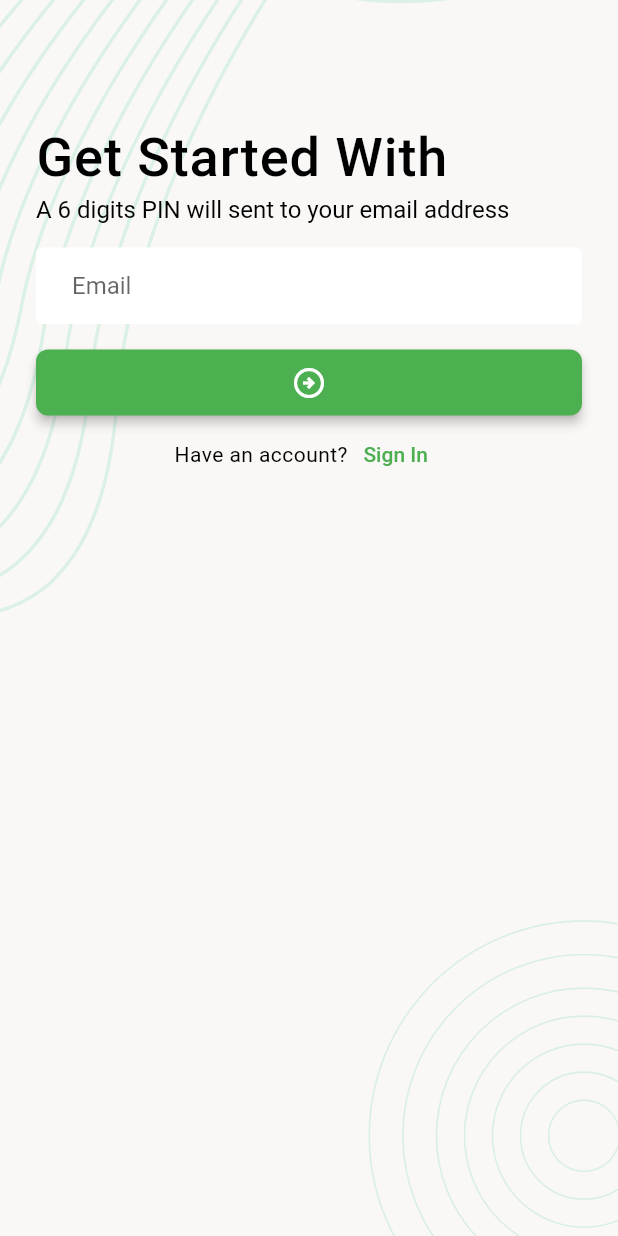
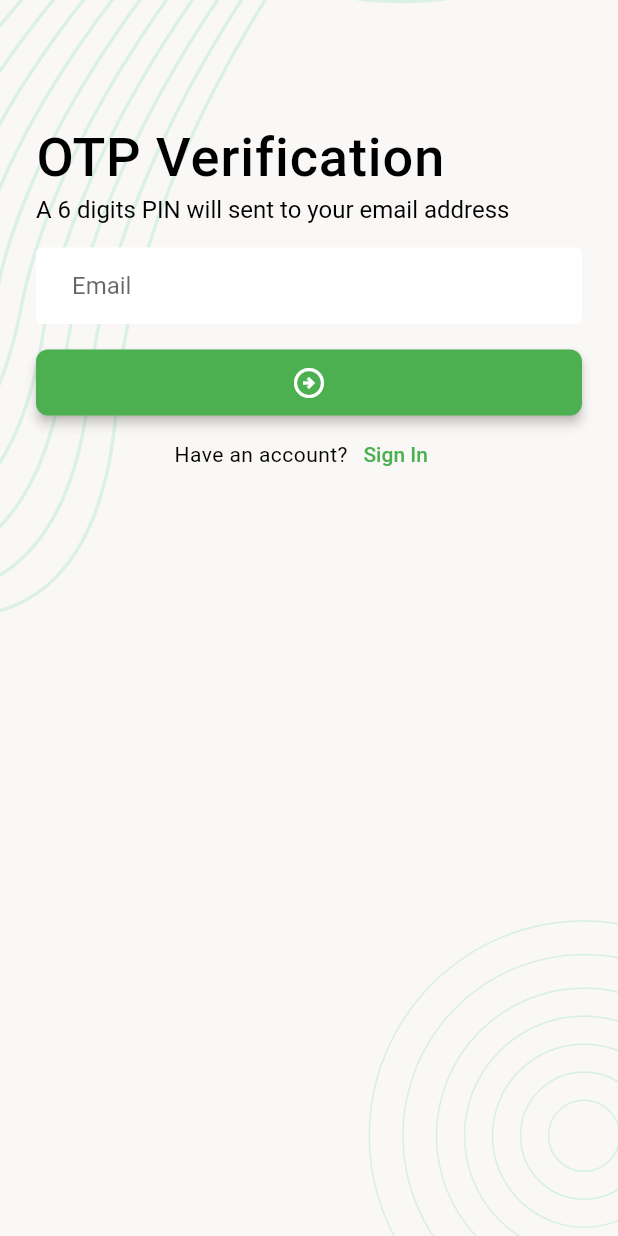
Before and after one commit to musfique113/TaskTracker, a Flutter app: the EmailVerificationScreen screen opened directly, after a tap on the "arrow circle right" icon, on a phone screen of 412 x 824 dp. Run offline on Flutter 3.47's test engine with Material 2 defaults, Android fonts, the phone set to English and light mode, and no system bars; our stand-ins replace flutter_svg.

Commit message:
added OTP verification screen

```diff
--- a/lib/ui/presentation/screens/email_verification_screen.dart
+++ b/lib/ui/presentation/screens/email_verification_screen.dart
@@ -1,4 +1,5 @@
 import 'package:flutter/material.dart';
+import 'package:taskmanager_ostad/ui/presentation/screens/otp_verification_screen.dart';
 import 'package:taskmanager_ostad/ui/presentation/widgets/screen_background.dart';
 
 class EmailVerificationScreen extends StatelessWidget {
@@ -15,7 +16,7 @@ class EmailVerificationScreen extends StatelessWidget {
               crossAxisAlignment: CrossAxisAlignment.start,
               children: [
                 SizedBox(height: 60,),
-                const Text("Get Started With",
+                const Text("Your email address",
                     style: TextStyle(
                         fontWeight: FontWeight.w500,
                         color: Colors.black,
@@ -50,7 +51,9 @@ class EmailVerificationScreen extends StatelessWidget {
                 SizedBox(
                   width: double.infinity,
                   child: ElevatedButton(
-                      onPressed: () {},
+                      onPressed: () {
+                        Navigator.push(context, MaterialPageRoute(builder: (context)=> OtpVerificationScreen()));
+                      },
                       child: const Icon(Icons.arrow_circle_right_outlined)),
                 ),
                 Row(
--- a/lib/ui/presentation/screens/otp_verification_screen.dart
+++ b/lib/ui/presentation/screens/otp_verification_screen.dart
@@ -0,0 +1,79 @@
+import 'package:flutter/material.dart';
+import 'package:taskmanager_ostad/ui/presentation/widgets/screen_background.dart';
+
+class OtpVerificationScreen extends StatelessWidget {
+  const OtpVerificationScreen({super.key});
+
+  @override
+  Widget build(BuildContext context) {
+    return Scaffold(
+      body: ScreenBackground(
+        child: SingleChildScrollView(
+          child: Padding(
+            padding: const EdgeInsets.all(24.0),
+            child: Column(
+              crossAxisAlignment: CrossAxisAlignment.start,
+              children: [
+                SizedBox(height: 60,),
+                const Text("OTP Verification",
+                    style: TextStyle(
+                        fontWeight: FontWeight.w500,
+                        color: Colors.black,
+                        fontSize: 36,
+                        letterSpacing: 0.6)),
+                SizedBox(
+                  height: 4,
+                ),
+                const Text(
+                  "A 6 digits PIN will sent to your email address",
+                  style: TextStyle(
+                    fontWeight: FontWeight.normal,
+                    color: Colors.black,
+                    fontSize: 16,
+                  ),
+                ),
+                SizedBox(
+                  height: 10,
+                ),
+                SizedBox(
+                  height: 6,
+                ),
+                const TextField(
+                  keyboardType: TextInputType.emailAddress,
+                  decoration: InputDecoration(
+                    hintText: "Email",
+                  ),
+                ),
+                SizedBox(
+                  height: 15,
+                ),
+                SizedBox(
+                  width: double.infinity,
+                  child: ElevatedButton(
+                      onPressed: () {},
+                      child: const Icon(Icons.arrow_circle_right_outlined)),
+                ),
+                Row(
+                  mainAxisAlignment: MainAxisAlignment.center,
+                  children: [
+                    const Text(
+                      "Have an account?",
+                      style: TextStyle(
+                          fontSize: 14,
+                          color: Colors.black,
+                          fontWeight: FontWeight.w400,
+                          letterSpacing: 0.3),
+                    ),
+                    TextButton(onPressed: () {
+                      Navigator.pop(context);
+                    }, child: const Text("Sign In"))
+                  ],
+                )
+              ],
+            ),
+          ),
+        ),
+      ),
+    );
+  }
+}
```
